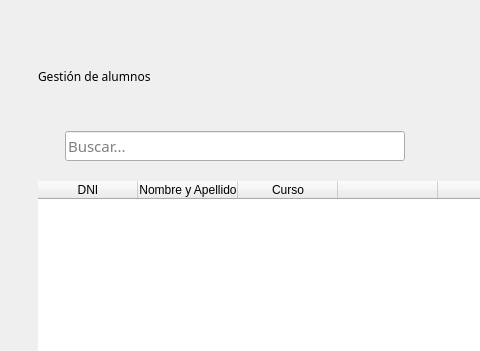
Qt form blustock/ui/screens_uis/alumnos.ui (MaxAPBusiness/Blustock) before a commit; both pictures show x 0 to 480 and y 0 to 351 of the 705 by 496 pixel window.
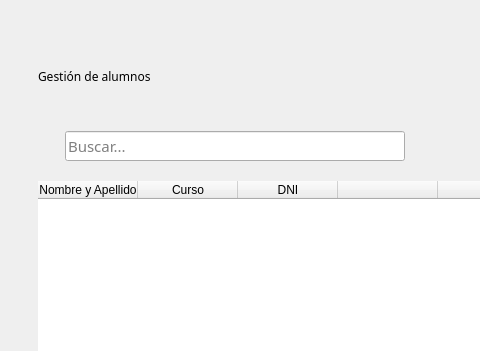
The same form after that commit. Icons and pictures are not drawn.

What changed in the file:
```diff
--- a/blustock/ui/screens_uis/alumnos.ui
+++ b/blustock/ui/screens_uis/alumnos.ui
@@ -171,11 +171,6 @@
        <attribute name="verticalHeaderVisible">
         <bool>false</bool>
        </attribute>
-       <column>
-        <property name="text">
-         <string>DNI</string>
-        </property>
-       </column>
        <column>
         <property name="text">
          <string>Nombre y Apellido</string>
@@ -186,6 +181,11 @@
          <string>Curso</string>
         </property>
        </column>
+       <column>
+        <property name="text">
+         <string>DNI</string>
+        </property>
+       </column>
        <column>
         <property name="text">
          <string/>
```
Left out of the diff: 4 changed lines with no effect on the pictures.
